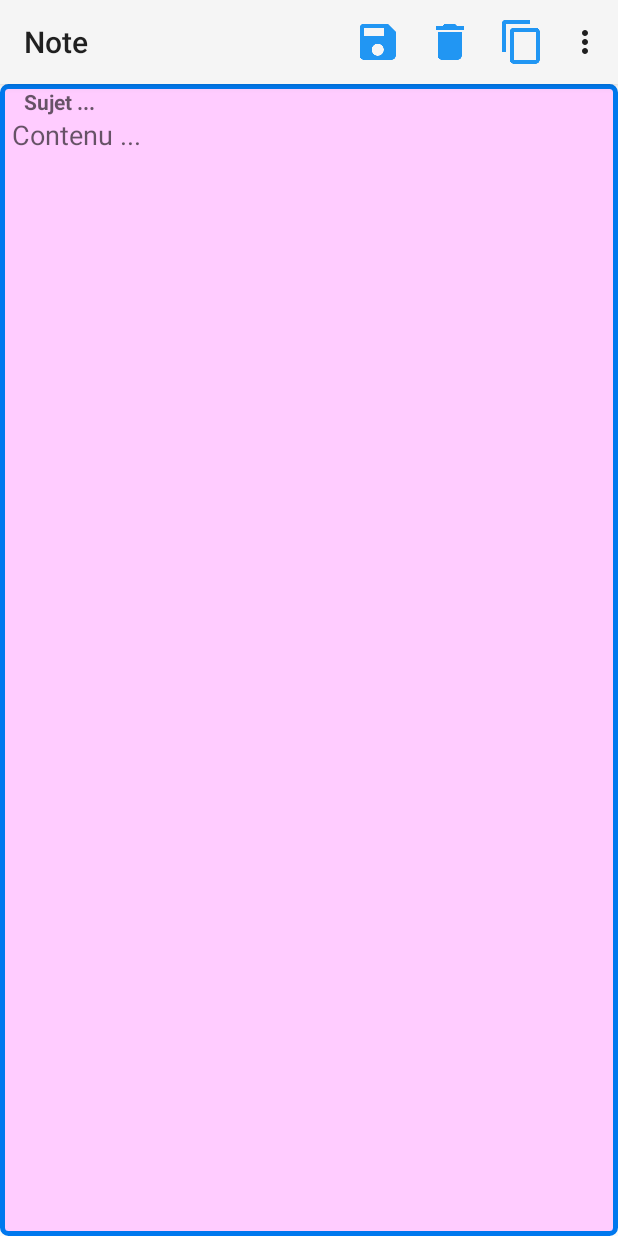
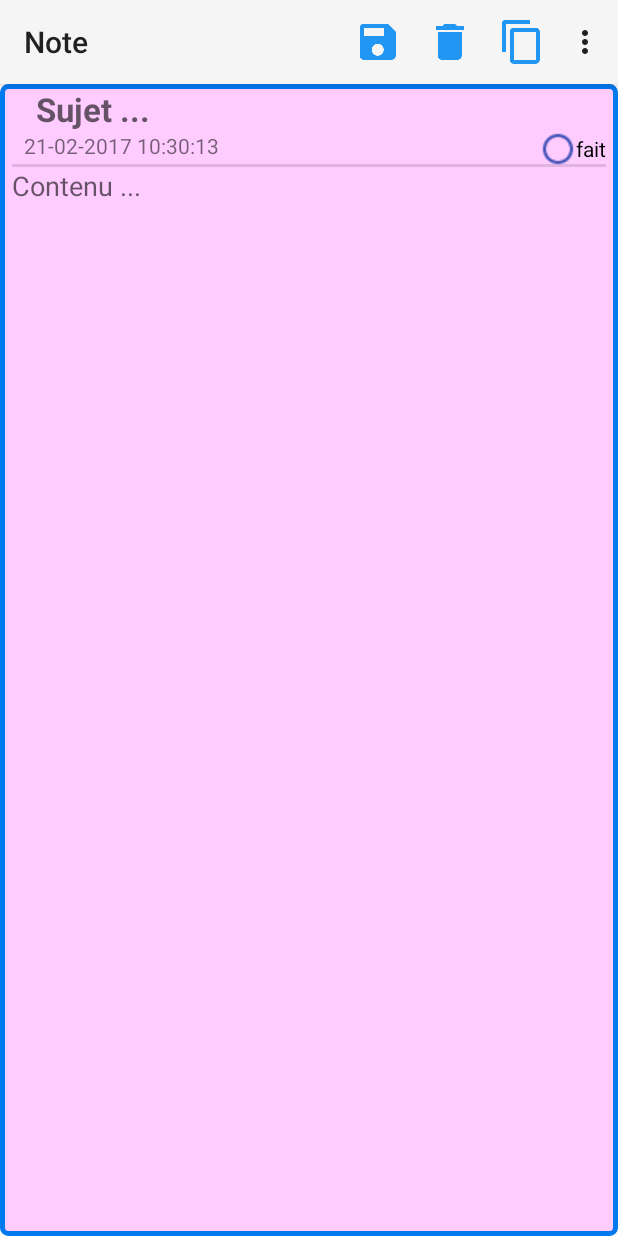
Before and after one commit to francisnnumbi/sNote, an Android app: the screen it shows after launch (NoteActivity), after a tap on "Nouvelle Note", on a phone screen of 412 x 824 dp. Run offline under Robolectric (Android 15) with nearby library versions, the phone set to English and light mode, and no system bars.

Commit message:
changing the json format of the database

```diff
--- a/sNote/app/build.gradle
+++ b/sNote/app/build.gradle
@@ -8,8 +8,8 @@ android {
         applicationId "fnn.smirl.note"
         minSdkVersion 7
         targetSdkVersion 14
-        versionCode 2
-        versionName "1.1."
+        versionCode 200
+        versionName "2.11."
     }
     buildTypes {
         release {
--- a/sNote/app/src/main/java/fnn/smirl/note/MainActivity.java
+++ b/sNote/app/src/main/java/fnn/smirl/note/MainActivity.java
@@ -1,45 +1,38 @@
 package fnn.smirl.note;
+
+import android.view.*;
+import android.widget.*;
+import java.io.*;
 
 import android.app.ActionBar;
 import android.app.Activity;
+import android.content.Context;
 import android.content.Intent;
 import android.content.pm.PackageInfo;
 import android.content.pm.PackageManager;
+import android.content.res.Resources;
 import android.os.Build;
 import android.os.Bundle;
-import android.text.Editable;
-import android.view.KeyEvent;
-import android.view.LayoutInflater;
-import android.view.Menu;
-import android.view.MenuItem;
-import android.view.View;
-import android.view.ViewGroup;
-import android.widget.EditText;
-import android.widget.ListView;
-import android.widget.TextView;
 import android.widget.TextView.OnEditorActionListener;
-import android.widget.Toast;
-import java.io.FileReader;
-import java.io.FileWriter;
-import java.io.IOException;
+import fnn.smirl.note.util.Memo;
+import fnn.smirl.note.util.NoteAdapter;
 import java.util.ArrayList;
 import java.util.Collections;
-import java.util.Iterator;
-import java.util.Set;
+import org.json.simple.JSONArray;
 import org.json.simple.JSONObject;
 import org.json.simple.parser.JSONParser;
-import org.json.simple.JSONArray;
-import fnn.smirl.note.util.NoteAdapter;
-import fnn.smirl.note.util.Memo;
 
 public class MainActivity extends Activity {
- static JSONObject jsonObj;
+ static JSONArray jsonArray;
  static JSONParser parser;
  static NoteAdapter adapter ;
+ public static Context ctx;
  public static String filename;
+ private static String criteria = "";
+ private static Resources res;
+ public static Activity ACTIVITY;
 
-
- private ListView note_list = null;
+ private static ListView note_list = null;
  EditText heading = null;
 
  @Override
@@ -48,24 +41,28 @@ public class MainActivity extends Activity {
 	setContentView(R.layout.main);
 	if (Build.VERSION.SDK_INT >= Build.VERSION_CODES.HONEYCOMB) {
 	 ActionBar actionBar = getActionBar();
+	 ctx = getApplicationContext();
+	 res = getResources();
+	 ACTIVITY = this;
 	 try {
 		PackageInfo info = getPackageManager()
 		 .getPackageInfo(getPackageName(), 0);
-		actionBar.setSubtitle(getResources().getString(R.string.par) + " " + getResources().getString(R.string.author));
-		actionBar.setTitle(getResources()
+		actionBar.setSubtitle(res.getString(R.string.par) + " " + getResources().getString(R.string.author));
+		actionBar.setTitle(res
 											 .getString(R.string.app_name) + " " + info.versionName + info.versionCode);
 	 }
 	 catch (PackageManager.NameNotFoundException e) {}
 	}
 	filename = getFilesDir() + "/snote.json";
-	jsonObj = new JSONObject();
+	jsonArray = new JSONArray();
 	parser = new JSONParser();
 	heading = (EditText)findViewById(R.id.heading);
 	heading.setOnEditorActionListener(new OnEditorActionListener(){
 
 		@Override
 		public boolean onEditorAction(TextView p1, int p2, KeyEvent p3) {
-		 fill_list(heading.getText().toString().trim());
+		 criteria = heading.getText().toString().trim();
+		 fill_list(criteria);
 		 return true;
 		}
 	 });
@@ -77,25 +74,22 @@ public class MainActivity extends Activity {
 																								note_list, false);
 	note_list.addHeaderView(heady, null, false);
 
-	fill_list("");
+	retrieveRecord();
+	fill_list(criteria);
  }
 
- private void fill_list(String criteria) {
-	ArrayList<Memo> list = retrieveRecord();
+ private static void fill_list(String criteria) {
+
+	ArrayList<Memo> list = new ArrayList<Memo>();
+	list.clear();
 	filterList(list, criteria);
 	if (list.isEmpty()) {
-	 list.add(new Memo(getResources().getString(R.string.empty_list), ""));
+	 list.add(new Memo(0, res.getString(R.string.empty_list), "", false));
 	}
 	Collections.sort(list);
-
-	adapter = new NoteAdapter(this, list);
+	if (adapter!=null)adapter.clear();
+	adapter = new NoteAdapter(ctx, list);
 	note_list.setAdapter(adapter);
- }
-
- @Override
- protected void onResume() {
-	super.onResume();
-	fill_list(heading.getText().toString().trim());
  }
 
  @Override
@@ -125,67 +119,82 @@ public class MainActivity extends Activity {
 	Intent intent = new Intent(this, NoteActivity.class);
 	intent.putExtra(getResources().getString(R.string.header), "");
 	intent.putExtra(getResources().getString(R.string.body), "");
+	intent.putExtra("done", false);
+	intent.putExtra("date_id", 0);
 	startActivity(intent);
- }
-
- public void newNote(View v) {
-	newMemo();
  }
 
  /*** treating in json files */
  static void store() {
 
 	FileWriter w;
-
 	try {
 	 w = new FileWriter(filename);
-	 w.write(jsonObj.toJSONString());
+	 w.write(jsonArray.toJSONString());
 	 w.flush();
 	}
 	catch (IOException e) {}
  }
 
- private ArrayList<Memo> retrieveRecord() {
+ private void retrieveRecord() {
 	try {
 	 Object obj = parser.parse(new FileReader(filename));
-	 jsonObj.clear();
-	 jsonObj = (JSONObject)obj;
-	 ArrayList<Memo> list = new ArrayList<Memo>();
-	 Set set = jsonObj.keySet();
-	 Iterator iter = set.iterator();
-	 while (iter.hasNext()) {
-		String k = iter.next().toString();
-		String v = (String) jsonObj.get(k);
-		Memo r = new Memo(k, v);
-		list.add(r);
-	 }
-	 Collections.sort(list);
-	 return list;
+	 jsonArray.clear();
+	 jsonArray = (JSONArray)obj;
 	}
 	catch (Exception e) {}
-	return new ArrayList<Memo>();
  }
 
 
  public static void addRecord(Memo memo) {
-	jsonObj.put(memo.getHeader(), memo.getBody());
-	store();
- }
-
-
- public static void deleteRecord(String key) {
-	jsonObj.remove(key);
+	if(jsonArray.contains(toJSONObject(memo))){
+	 adapter.remove(memo);
+	 }
+	jsonArray.add(toJSONObject(memo));
 	store();
 	adapter.notifyDataSetChanged();
  }
 
+ public static JSONObject toJSONObject(Memo memo) {
+	JSONObject jOb = new JSONObject();
+	jOb.put("id", memo.dateId);
+	jOb.put("header", memo.header);
+	jOb.put("body", memo.body);
+	jOb.put("done", memo.done);
+	return jOb;
+ }
 
- private void filterList(ArrayList<Memo> l, String criteria) {
+ public static Memo toMemo(JSONObject obj) {
+	return new Memo((long)obj.get("id"), (String)obj.get("header"),
+									(String)obj.get("body"), (boolean)obj.get("done"));
+ }
+
+ public static void deleteRecord(Memo memo) {
+	if(jsonArray.contains(toJSONObject(memo))){
+	adapter.remove(memo);
+	jsonArray.remove(toJSONObject(memo));
+	store();
+	adapter.notifyDataSetChanged();
+}
+ }
+
+ public static void replaceRecord(Memo newMemo, Memo oldMemo){
+	deleteRecord(oldMemo);
+	addRecord(newMemo);
+	adapter.notifyDataSetChanged();
+	fill_list(criteria);
+ }
+
+
+ private static void filterList(ArrayList<Memo> l, String criteria) {
 	ArrayList<Memo> tl = new ArrayList<Memo>();
-	for (int i = 0; i < l.size(); i++) {
-	 Memo m = l.get(i);
-	 if (m.contains(criteria))
-		tl.add(m);
+	tl.clear();
+	for (int i = 0; i < jsonArray.size(); i++) {
+	 JSONObject mm = (JSONObject)jsonArray.get(i);
+	 if (((String)mm.get("header")).contains(criteria)) {
+		Memo r = toMemo(mm);
+		tl.add(r);
+	 }
 	}
 	l.clear();
 	l.addAll(tl);
--- a/sNote/app/src/main/java/fnn/smirl/note/NoteActivity.java
+++ b/sNote/app/src/main/java/fnn/smirl/note/NoteActivity.java
@@ -1,6 +1,8 @@
 package fnn.smirl.note;
 import android.os.*;
 import android.text.*;
+import android.widget.*;
+import fnn.smirl.note.util.*;
 
 import android.app.Activity;
 import android.content.ClipData;
@@ -11,35 +13,36 @@ import android.text.style.ForegroundColorSpan;
 import android.text.style.StyleSpan;
 import android.view.Menu;
 import android.view.MenuItem;
-import android.widget.EditText;
-import android.widget.Toast;
-import fnn.smirl.note.util.Memo;
-import fnn.smirl.note.util.Tokenize;
+import android.widget.TextView.BufferType;
+import java.text.SimpleDateFormat;
+import java.util.Calendar;
+import java.util.Date;
 import java.util.regex.Matcher;
 import java.util.regex.Pattern;
-import android.text.style.ParagraphStyle;
-import android.text.style.LeadingMarginSpan;
-import fnn.smirl.note.util.Sharing;
-import android.widget.TextView.BufferType;
+import android.content.Context;
 
 public class NoteActivity extends Activity {
 
  String tempHeader = "";
+ private long tempDateId;
  Pattern pattern = Pattern.compile("");
  Handler handler;
  EditText note_title = null;
  EditText note_body = null;
+ private TextView note_date = null;
+ private CheckBox note_done = null;
  Spannable spannable;
-
  private boolean runFormat = true;
 
  ClipboardManager mClipboard;
  ClipData mClip;
+ Memo memo, oldmemo;
 
  @Override
  protected void onCreate(Bundle savedInstanceState) {
 	super.onCreate(savedInstanceState);
 	setContentView(R.layout.note_view);
+
 	Bundle bundle = getIntent().getExtras();
 	String header = bundle.getString(getResources().getString(R.string.header));
 	tempHeader = header;
@@ -56,7 +59,7 @@ public class NoteActivity extends Activity {
 		@Override
 		public void beforeTextChanged(CharSequence p1, int p2, int p3, int p4) {
 		 // TODO: Implement this method
-		// runFormat = true;
+		 // runFormat = true;
 
 		}
 
@@ -75,6 +78,25 @@ public class NoteActivity extends Activity {
 
 	 });
 
+	note_date = (TextView)findViewById(R.id.note_date);
+	tempDateId = bundle.getLong("date_id");
+	if (tempDateId < 1) {
+	 Calendar cal = Calendar.getInstance();
+	 tempDateId = cal.getTimeInMillis();
+	}
+	String s_date = formatDateToStringFrom(tempDateId);
+	note_date.setText(s_date);
+
+
+	note_done = (CheckBox)findViewById(R.id.note_done);
+	note_done.setChecked(bundle.getBoolean("done"));
+memo = new Memo(tempDateId, header, body, bundle.getBoolean("done"));
+oldmemo = Memo.clone(memo);
+ }
+
+ private String formatDateToStringFrom(long longDate) {
+	SimpleDateFormat formatter = new SimpleDateFormat("dd-MM-yyyy HH:mm:ss");
+	return formatter.format(new Date(longDate));
  }
 
  @Override
@@ -150,30 +172,16 @@ public class NoteActivity extends Activity {
  }
 
  public void save_changes() {
-	if (tempHeader != null) {
-	 MainActivity.deleteRecord(tempHeader);
-	}
+
 	String df = note_title.getText().toString();
-	if (df == "" || df == " ") df = tempHeader;
-	if (df != "") {
-	 Memo memo = new Memo(note_title.getText().toString(),
-												note_body.getText().toString());
-	 MainActivity.addRecord(memo);
-	 Toast.makeText(this, getResources().getString(R.string.notif_memo_saved),
-									Toast.LENGTH_LONG)
-		.show();
-	} else {
-	 Toast.makeText(this, getResources().getString(R.string.notif_memo_not_saved),
-									Toast.LENGTH_LONG)
-		.show();
-	}
+	memo = new Memo(tempDateId, df,
+											 note_body.getText().toString(), note_done.isChecked());
+	MainActivity.replaceRecord(memo, oldmemo);
+	 oldmemo = Memo.clone(memo);
  }
 
  public void delete_memo() {
-	MainActivity.deleteRecord(note_title.getText().toString());
-	Toast.makeText(this, getResources().getString(R.string.notif_memo_deleted),
-								 Toast.LENGTH_LONG)
-	 .show();
+	MainActivity.deleteRecord(memo);
 	finish();
  }
 
--- a/sNote/app/src/main/java/fnn/smirl/note/util/Memo.java
+++ b/sNote/app/src/main/java/fnn/smirl/note/util/Memo.java
@@ -3,44 +3,38 @@ package fnn.smirl.note.util;
 public class Memo implements Comparable<Memo>
 {
 
- private String header = null, body = null;
+ public String header = null, body = null;
+ public long dateId; public boolean done;
 
- public Memo(String header, String body){
+ public Memo(long dateId, String header, String body, boolean done){
 	this.header = header;
 	this.body = body;
- };
-
- public void setHeader(String header)
- {
-	this.header = header;
- }
-
- public String getHeader()
- {
-	return header;
- }
-
- public void setBody(String body)
- {
-	this.body = body;
- }
-
- public String getBody()
- {
-	return body;
+	this.dateId = dateId;
+	this.done = done;
  }
 
  @Override
  public String toString()
  {
 	// TODO: Implement this method
-	return header;
+	return dateId+"";
  }
 
  public boolean contains(String txt){
 	return header.contains(txt) || body.contains(txt);
  }
 
+ public boolean copy(Memo memo){
+	dateId = memo.dateId;
+	header = memo.header;
+	body = memo.body;
+	done = memo.done;
+	return equals(memo);
+ }
+
+ public static Memo clone(Memo memo){
+	return new Memo(memo.dateId, memo.header, memo.body, memo.done);
+ }
 
  @Override
  public int compareTo(Memo p1)
--- a/sNote/app/src/main/java/fnn/smirl/note/util/NoteAdapter.java
+++ b/sNote/app/src/main/java/fnn/smirl/note/util/NoteAdapter.java
@@ -12,47 +12,91 @@ import android.widget.TextView;
 import fnn.smirl.note.NoteActivity;
 import fnn.smirl.note.R;
 import java.util.ArrayList;
+import android.widget.CheckBox;
+import android.widget.CompoundButton;
+import fnn.smirl.note.MainActivity;
+import android.content.res.Resources;
+import android.widget.Toast;
 
 public class NoteAdapter extends ArrayAdapter<Memo> {
+ private Context ctx;
+ private Resources res;
 
  public NoteAdapter(Context ctxt, ArrayList<Memo> memos) {
 	super(ctxt, 0, memos);
+	this.ctx = ctxt;
+	res = ctxt.getResources();
+
  }
 
  @Override
  public View getView(final int position, View convertView, ViewGroup parent) {
 	// TODO: Implement this method
 	final Memo memo = getItem(position);
+
 	if (convertView == null) {
-	 convertView = LayoutInflater.from(getContext())
+	 convertView = LayoutInflater.from(ctx)
 		.inflate(R.layout.list_template, parent, false);
 	}
 
 	TextView tv_header = (TextView)convertView.findViewById(R.id.tv_header);
-	tv_header.setOnClickListener(new OnClickListener(){
-
-		@Override
-		public void onClick(View p1) {
-		 // TODO: Implement this method
-		 edit(memo);
-		}
-	 });
 	TextView tv_body = (TextView)convertView.findViewById(R.id.tv_body);
 	convertView.setBackgroundColor(Color.WHITE);
 	tv_header.setTextColor(Color.parseColor("#FF4A494C"));
 	tv_body.setTextColor(Color.GRAY);
 
-	tv_header.setText(position + 1 + ". " + memo.getHeader());
-	tv_body.setText(memo.getBody());
+	tv_header.setText(position + 1 + ". " + memo.header);
+	tv_body.setText(memo.body);
 
+	CheckBox cb_done = (CheckBox)convertView.findViewById(R.id.cb_done);
+	cb_done.setChecked(memo.done);
+//	if(memo.done){
+//	cb_done.setBackgroundDrawable(res.getDrawable(
+//	android.R.drawable.checkbox_on_background));
+//	}else{
+//	 cb_done.setBackgroundDrawable(res.getDrawable(
+//													android.R.drawable.checkbox_off_background));
+//	}
+
+	cb_done.setOnCheckedChangeListener(new CompoundButton.OnCheckedChangeListener(){
+
+		@Override
+		public void onCheckedChanged(CompoundButton p1, boolean p2) {
+		 Memo mm = Memo.clone(memo);
+		 memo.done = p2;
+		 MainActivity.replaceRecord(memo, mm);
+		}
+	 });
+
+	tv_header.setOnClickListener(new OnClickListener(){
+
+		@Override
+		public void onClick(View p1) {
+
+
+		 Toast.makeText(ctx, memo.toString(), Toast.LENGTH_SHORT)
+			.show();
+		 // TODO: Implement this method
+		 edit(memo);
+		}
+	 });
+	this.setNotifyOnChange(true);
 	return convertView;
  }
 
+
+
  private void edit(Memo memo) {
-	Intent intent = new Intent(getContext(), NoteActivity.class);
-	intent.putExtra(getContext().getResources().getString(R.string.header), memo.getHeader());
-	intent.putExtra(getContext().getResources().getString(R.string.body), memo.getBody());
-	getContext().startActivity(intent);
+	Intent intent = new Intent(MainActivity.ACTIVITY, NoteActivity.class);
+	intent.putExtra(res.getString(R.string.header), memo.header);
+	intent.putExtra(res.getString(R.string.body), memo.body);
+	intent.putExtra("done", memo.done);
+	intent.putExtra("date_id", memo.dateId);
+	MainActivity.ACTIVITY.startActivity(intent);
+ }
+
+ public void save_changes(Memo memo) {
+	MainActivity.addRecord(memo);
  }
 
 }
--- /dev/null
+++ b/sNote/app/src/main/res/drawable/my_check_box.xml
@@ -0,0 +1,7 @@
+<?xml version="1.0" encoding="utf-8"?>
+<selector xmlns:android="http://schemas.android.com/apk/res/android">
+<item android:state_checked="true"
+	android:drawable="@drawable/ic_checkbox_marked_circle_outline" />
+<item android:state_checked="false"
+	android:drawable="@drawable/ic_checkbox_blank_circle_outline" />
+</selector>
--- a/sNote/app/src/main/res/layout/note_view.xml
+++ b/sNote/app/src/main/res/layout/note_view.xml
@@ -5,6 +5,13 @@
 	android:orientation="vertical"
 	android:background="@drawable/rnd_rect"
 	android:layout_height="fill_parent">
+
+	<LinearLayout
+		android:id="@+id/nv_l1"
+		style="?android:attr/listSeparatorTextViewStyle"
+		android:layout_height="wrap_content"
+		android:layout_width="match_parent"
+		android:orientation="vertical">
 
 		<EditText
 			android:id="@+id/note_title"
@@ -14,13 +21,41 @@
 			style="?android:attr/listSeparatorTextViewStyle"
 			android:background="@android:color/transparent"
 			android:hint="@string/header_hint"
-		android:layout_alignParentTop="true"/>
+			android:textSize="22sp"/>
+
+		<RelativeLayout
+			android:layout_height="wrap_content"
+			android:layout_width="match_parent"
+			android:orientation="horizontal">
+
+			<TextView
+				android:id="@+id/note_date"
+				android:layout_height="wrap_content"
+				android:text="24-01-2017 13:00:00"
+				android:textAppearance="?android:attr/textAppearanceSmall"
+				android:layout_width="wrap_content"
+				android:layout_alignParentLeft="true"
+				android:layout_toLeftOf="@+id/note_done"
+				android:layout_gravity="center_vertical"
+				android:textIsSelectable="true"/>
+
+			<CheckBox
+				android:id="@+id/note_done"
+				android:layout_height="wrap_content"
+				android:layout_width="wrap_content"
+				android:text="fait"
+				android:button="@drawable/my_check_box"
+				android:layout_alignParentRight="true"/>
+
+		</RelativeLayout>
+
+	</LinearLayout>
 
 	<ScrollView
 		android:layout_height="match_parent"
 		android:layout_width="match_parent"
 		android:id="@+id/sv1"
-		android:layout_below="@+id/note_title"
+		android:layout_below="@+id/nv_l1"
 		android:layout_alignParentBottom="true">
 
 		<EditText
```
Also changed, not shown: sNote/app/src/main/res/layout/list_template.xml (+18 -1 lines), sNote/app/src/main/res/drawable/ic_checkbox_blank_circle_outline.png (added), sNote/app/src/main/res/drawable/ic_checkbox_marked_circle_outline.png (added). Lines whose indentation alone changed are shown as unchanged.
